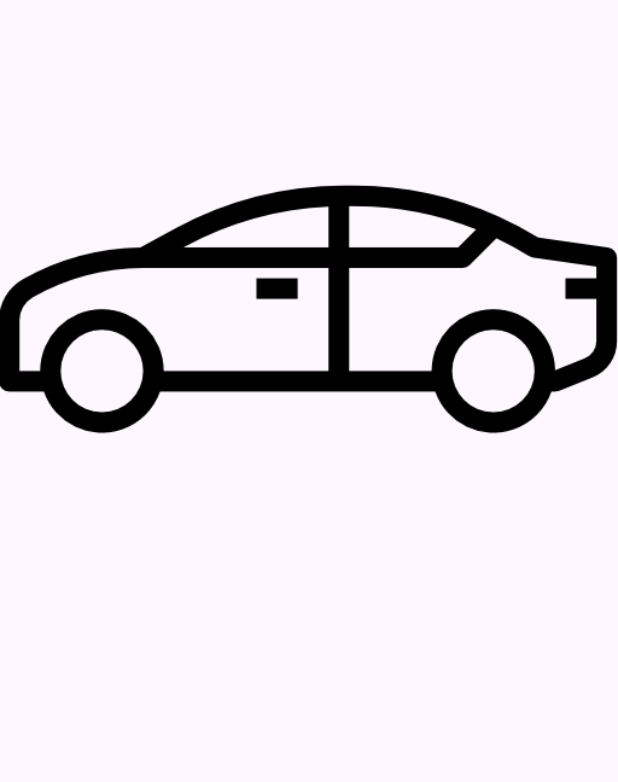
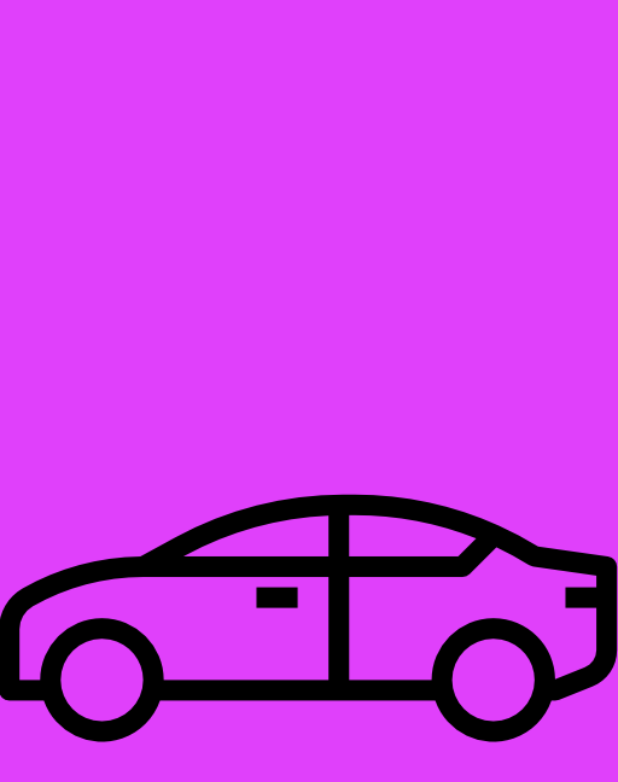
Before and after one commit to Fatimehashim/Splash_Flutter, a Flutter app: the first screen one second after launch, on a phone screen of 412 x 824 dp. Shown: the top 782 px of the screen. Run offline on Flutter 3.47's test engine with Material 3 defaults, Android fonts, the phone set to English and light mode, and no system bars.

Commit message:
Splash designed

```diff
--- a/lib/main.dart
+++ b/lib/main.dart
@@ -4,6 +4,7 @@ import 'package:flutter/cupertino.dart';
 import 'package:flutter/material.dart';
 import 'package:untitled/login.dart';
 import 'package:untitled/splash_screen.dart';
+
 
 
 void main ()
--- a/lib/splash_screen.dart
+++ b/lib/splash_screen.dart
@@ -14,7 +14,9 @@ class SplashScreen extends StatelessWidget
     });
     return  MaterialApp(
       home: Scaffold(
-        body: Image.asset("images/car.png"),
+        backgroundColor: Colors.purpleAccent,
+        body: Center(
+            child: Image.asset("images/car.png")),
       ),
 
     );
```
